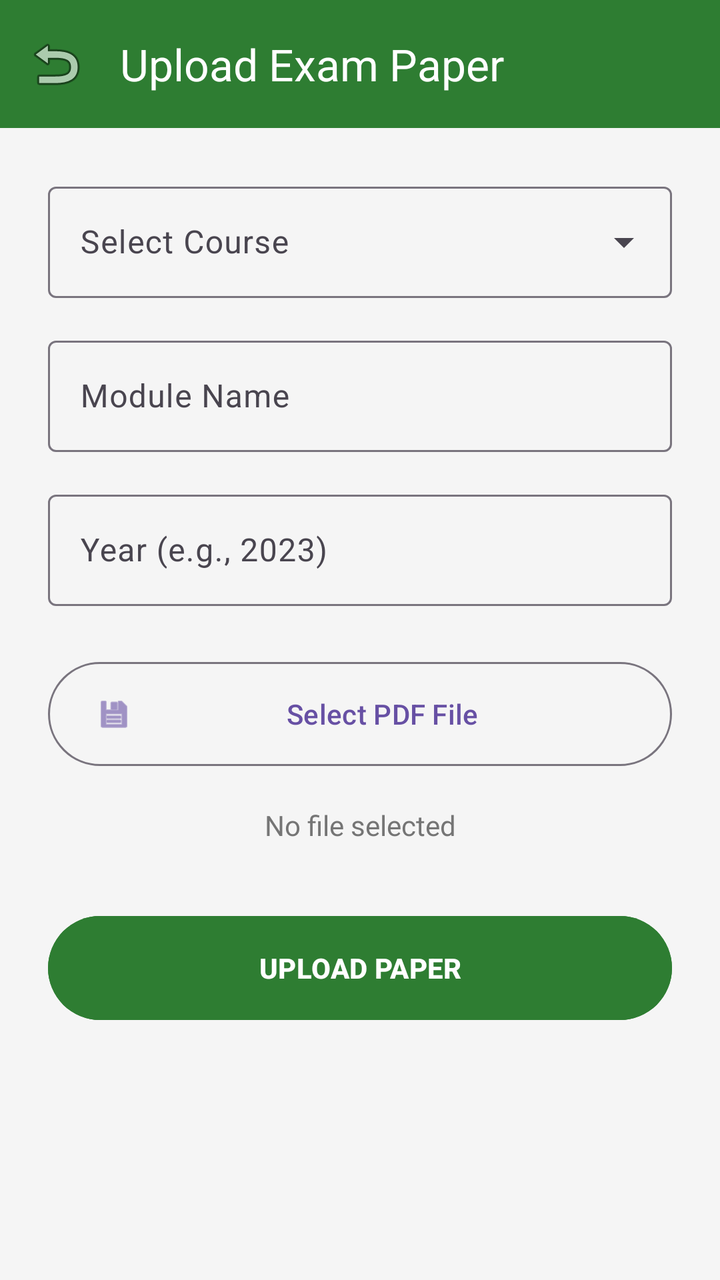
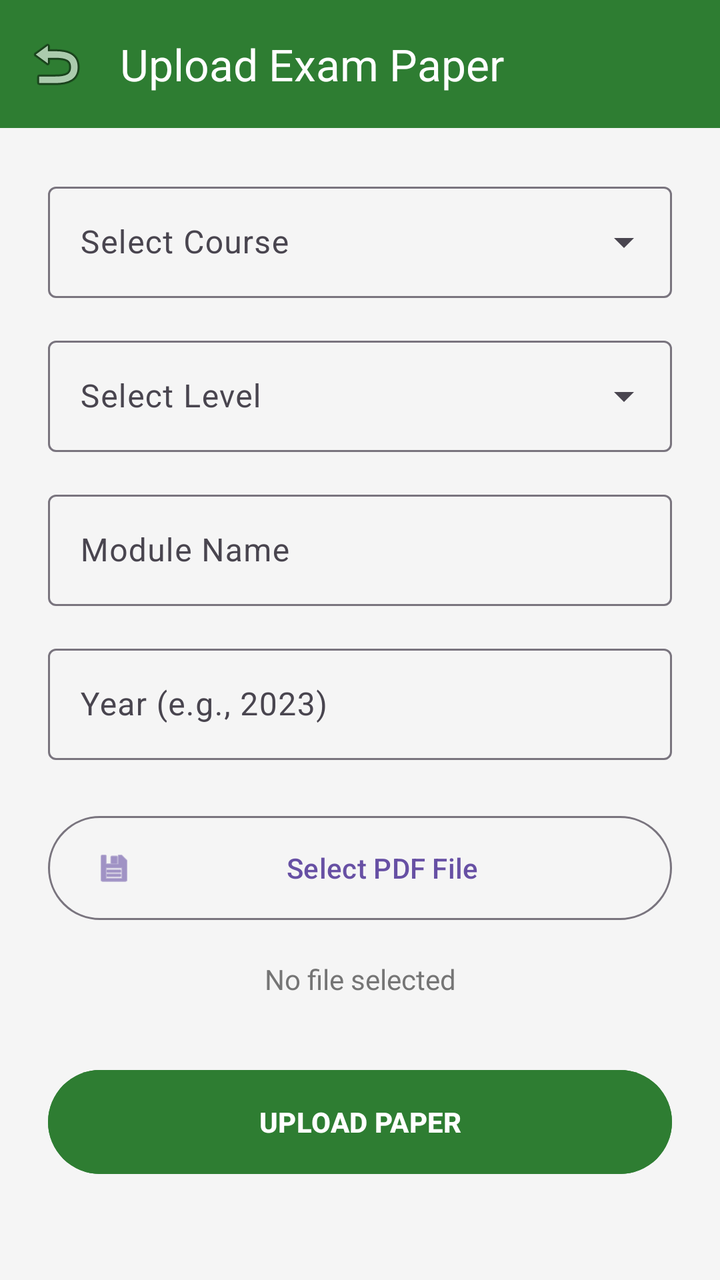

An Android layout rendered at two revisions. The XML below is the earlier revision; the diff shows what the commit changed to produce the second picture.
<!-- AndroidManifest.xml: application theme Theme.Academic_Vault -->
<!-- res/layout/activity_upload_paper.xml -->
<?xml version="1.0" encoding="utf-8"?>
<androidx.coordinatorlayout.widget.CoordinatorLayout
    xmlns:android="http://schemas.android.com/apk/res/android"
    xmlns:app="http://schemas.android.com/apk/res-auto"
    android:layout_width="match_parent"
    android:layout_height="match_parent"
    android:background="@color/background">

    <com.google.android.material.appbar.AppBarLayout
        android:layout_width="match_parent"
        android:layout_height="wrap_content">

        <androidx.appcompat.widget.Toolbar
            android:id="@+id/toolbar"
            android:layout_width="match_parent"
            android:layout_height="?attr/actionBarSize"
            android:background="@color/primary"
            app:title="Upload Exam Paper"
            app:titleTextColor="@android:color/white"
            app:navigationIcon="@android:drawable/ic_menu_revert"/>

    </com.google.android.material.appbar.AppBarLayout>

    <androidx.core.widget.NestedScrollView
        android:layout_width="match_parent"
        android:layout_height="match_parent"
        app:layout_behavior="@string/appbar_scrolling_view_behavior">

        <LinearLayout
            android:layout_width="match_parent"
            android:layout_height="wrap_content"
            android:orientation="vertical"
            android:padding="24dp">

            <com.google.android.material.textfield.TextInputLayout
                style="@style/Widget.Material3.TextInputLayout.OutlinedBox.ExposedDropdownMenu"
                android:layout_width="match_parent"
                android:layout_height="wrap_content"
                android:hint="Select Course"
                android:layout_marginBottom="16dp">

                <AutoCompleteTextView
                    android:id="@+id/spinner_course"
                    android:layout_width="match_parent"
                    android:layout_height="wrap_content"
                    android:inputType="none"/>

            </com.google.android.material.textfield.TextInputLayout>

            <com.google.android.material.textfield.TextInputLayout
                style="@style/Widget.Material3.TextInputLayout.OutlinedBox"
                android:layout_width="match_parent"
                android:layout_height="wrap_content"
                android:hint="Module Name"
                android:layout_marginBottom="16dp">

                <com.google.android.material.textfield.TextInputEditText
                    android:id="@+id/edit_module_name"
                    android:layout_width="match_parent"
                    android:layout_height="wrap_content"/>

            </com.google.android.material.textfield.TextInputLayout>

            <com.google.android.material.textfield.TextInputLayout
                style="@style/Widget.Material3.TextInputLayout.OutlinedBox"
                android:layout_width="match_parent"
                android:layout_height="wrap_content"
                android:hint="Year (e.g., 2023)"
                android:layout_marginBottom="24dp">

                <com.google.android.material.textfield.TextInputEditText
                    android:id="@+id/edit_year"
                    android:layout_width="match_parent"
                    android:layout_height="wrap_content"
                    android:inputType="number"/>

            </com.google.android.material.textfield.TextInputLayout>

            <Button
                android:id="@+id/btn_select_file"
                style="@style/Widget.Material3.Button.OutlinedButton"
                android:layout_width="match_parent"
                android:layout_height="60dp"
                android:text="Select PDF File"
                android:layout_marginBottom="16dp"
                app:icon="@android:drawable/ic_menu_save"/>

            <TextView
                android:id="@+id/txt_file_status"
                android:layout_width="match_parent"
                android:layout_height="wrap_content"
                android:text="No file selected"
                android:textAlignment="center"
                android:layout_marginBottom="32dp"
                android:textColor="@color/secondaryText"/>

            <Button
                android:id="@+id/btn_upload"
                android:layout_width="match_parent"
                android:layout_height="60dp"
                android:text="UPLOAD PAPER"
                android:backgroundTint="@color/primary"
                android:textStyle="bold"/>

        </LinearLayout>

    </androidx.core.widget.NestedScrollView>

</androidx.coordinatorlayout.widget.CoordinatorLayout>
<!-- resources referenced by this layout -->
<resources>
  <color name="background">#F5F5F5</color>
  <color name="primary">#2E7D32</color>
  <color name="secondaryText">#757575</color>
  <style name="Theme.Academic_Vault" parent="Base.Theme.Academic_Vault" />
  <style name="Base.Theme.Academic_Vault" parent="Theme.Material3.DayNight.NoActionBar">
          
          
      </style>
</resources>

<!-- the commit's change to res/layout/activity_upload_paper.xml (unified diff, before → after) -->
@@ -41,6 +41,21 @@
 
                 <AutoCompleteTextView
                     android:id="@+id/spinner_course"
+                    android:layout_width="match_parent"
+                    android:layout_height="wrap_content"
+                    android:inputType="none"/>
+
+            </com.google.android.material.textfield.TextInputLayout>
+
+            <com.google.android.material.textfield.TextInputLayout
+                style="@style/Widget.Material3.TextInputLayout.OutlinedBox.ExposedDropdownMenu"
+                android:layout_width="match_parent"
+                android:layout_height="wrap_content"
+                android:hint="Select Level"
+                android:layout_marginBottom="16dp">
+
+                <AutoCompleteTextView
+                    android:id="@+id/spinner_level"
                     android:layout_width="match_parent"
                     android:layout_height="wrap_content"
                     android:inputType="none"/>
